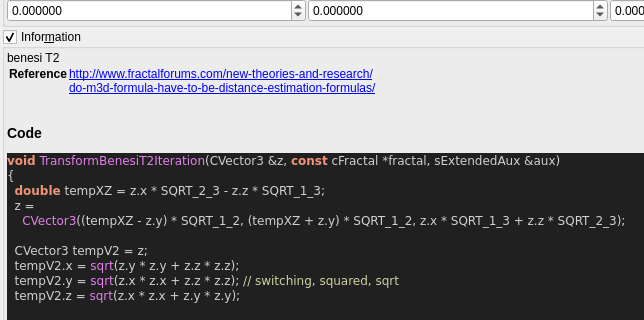
Before: the Qt Designer form mandelbulber2/qt_data/fractal_transf_benesi_t2.ui in buddhi1980/mandelbulber2, drawn with Qt 5; both pictures show x 0 to 644 and y 303 to 623 of the 916 by 1084 pixel window.
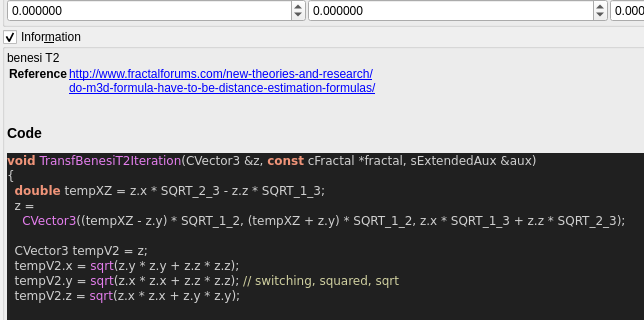
After: the same form once the commit is applied. Custom widgets are drawn as their Qt base class.

Patch:
```diff
--- a/mandelbulber2/qt_data/fractal_transf_benesi_t2.ui
+++ b/mandelbulber2/qt_data/fractal_transf_benesi_t2.ui
@@ -630,7 +630,7 @@
 &lt;/table&gt;
 &lt;h3&gt;Code&lt;/h3&gt;
 &lt;body style=&quot;background-color:#202020&quot;&gt;
-&lt;pre style=&quot;color:#d0d0d0; background-color:#202020;  font-family:'Courier New',monospace;&quot;&gt;&lt;span style=&quot;color:#f09479; font-weight:bold&quot;&gt;void&lt;/span&gt; &lt;span style=&quot;color:#e47eed&quot;&gt;TransformBenesiT2Iteration&lt;/span&gt;&lt;span style=&quot;color:#d0d0d0&quot;&gt;(&lt;/span&gt;CVector3 &lt;span style=&quot;color:#d0d0d0&quot;&gt;&amp;amp;&lt;/span&gt;z&lt;span style=&quot;color:#d0d0d0&quot;&gt;,&lt;/span&gt; &lt;span style=&quot;color:#f09479; font-weight:bold&quot;&gt;const&lt;/span&gt; cFractal &lt;span style=&quot;color:#d0d0d0&quot;&gt;*&lt;/span&gt;fractal&lt;span style=&quot;color:#d0d0d0&quot;&gt;,&lt;/span&gt; sExtendedAux &lt;span style=&quot;color:#d0d0d0&quot;&gt;&amp;amp;&lt;/span&gt;aux&lt;span style=&quot;color:#d0d0d0&quot;&gt;)&lt;/span&gt;
+&lt;pre style=&quot;color:#d0d0d0; background-color:#202020;  font-family:'Courier New',monospace;&quot;&gt;&lt;span style=&quot;color:#f09479; font-weight:bold&quot;&gt;void&lt;/span&gt; &lt;span style=&quot;color:#e47eed&quot;&gt;TransfBenesiT2Iteration&lt;/span&gt;&lt;span style=&quot;color:#d0d0d0&quot;&gt;(&lt;/span&gt;CVector3 &lt;span style=&quot;color:#d0d0d0&quot;&gt;&amp;amp;&lt;/span&gt;z&lt;span style=&quot;color:#d0d0d0&quot;&gt;,&lt;/span&gt; &lt;span style=&quot;color:#f09479; font-weight:bold&quot;&gt;const&lt;/span&gt; cFractal &lt;span style=&quot;color:#d0d0d0&quot;&gt;*&lt;/span&gt;fractal&lt;span style=&quot;color:#d0d0d0&quot;&gt;,&lt;/span&gt; sExtendedAux &lt;span style=&quot;color:#d0d0d0&quot;&gt;&amp;amp;&lt;/span&gt;aux&lt;span style=&quot;color:#d0d0d0&quot;&gt;)&lt;/span&gt;
 &lt;span style=&quot;color:#d0d0d0&quot;&gt;{&lt;/span&gt;
   &lt;span style=&quot;color:#f09479; font-weight:bold&quot;&gt;double&lt;/span&gt; tempXZ &lt;span style=&quot;color:#d0d0d0&quot;&gt;=&lt;/span&gt; z&lt;span style=&quot;color:#d0d0d0&quot;&gt;.&lt;/span&gt;x &lt;span style=&quot;color:#d0d0d0&quot;&gt;*&lt;/span&gt; SQRT_2_3 &lt;span style=&quot;color:#d0d0d0&quot;&gt;-&lt;/span&gt; z&lt;span style=&quot;color:#d0d0d0&quot;&gt;.&lt;/span&gt;z &lt;span style=&quot;color:#d0d0d0&quot;&gt;*&lt;/span&gt; SQRT_1_3&lt;span style=&quot;color:#d0d0d0&quot;&gt;;&lt;/span&gt;
   z &lt;span style=&quot;color:#d0d0d0&quot;&gt;=&lt;/span&gt;
```
Left out of the diff: 4 changed lines with no effect on the pictures.
